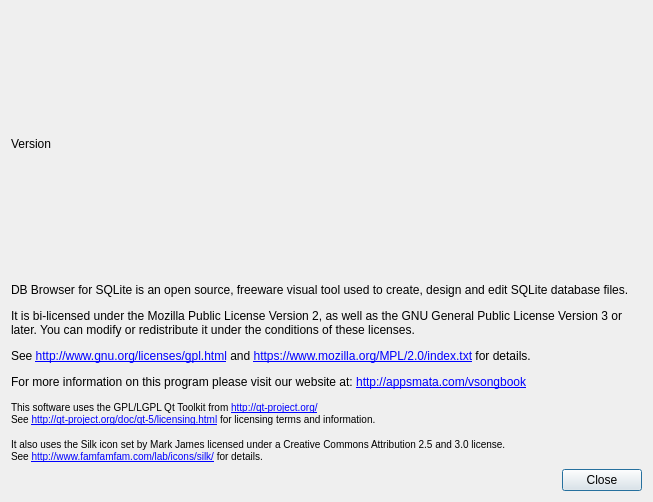
Old version of the form src/AboutDialog.ui in the repository AppSmata/vSongBook4pc.
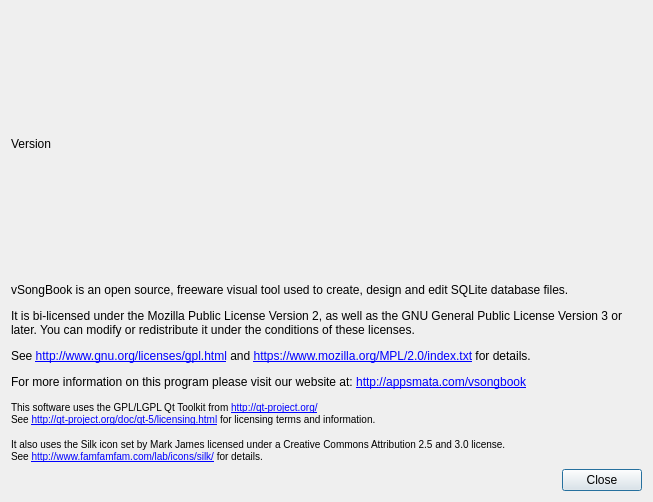
New version of the form. Icons and pictures are not drawn.

```diff
--- a/src/AboutDialog.ui
+++ b/src/AboutDialog.ui
@@ -99,7 +99,7 @@
    <item>
     <widget class="QLabel" name="label">
      <property name="text">
-      <string>&lt;html&gt;&lt;head/&gt;&lt;body&gt;&lt;p&gt;DB Browser for SQLite is an open source, freeware visual tool used to create, design and edit SQLite database files.&lt;/p&gt;&lt;p&gt;It is bi-licensed under the Mozilla Public License Version 2, as well as the GNU General Public License Version 3 or later. You can modify or redistribute it under the conditions of these licenses.&lt;/p&gt;&lt;p&gt;See &lt;a href=&quot;http://www.gnu.org/licenses/gpl.html&quot;&gt;http://www.gnu.org/licenses/gpl.html&lt;/a&gt; and &lt;a href=&quot;https://www.mozilla.org/MPL/2.0/index.txt&quot;&gt;https://www.mozilla.org/MPL/2.0/index.txt&lt;/a&gt; for details.&lt;/p&gt;&lt;p&gt;For more information on this program please visit our website at: &lt;a href=&quot;http://appsmata.com/vsongbook&quot;&gt;http://appsmata.com/vsongbook&lt;/a&gt;&lt;/p&gt;&lt;p&gt;&lt;span style=&quot; font-size:small;&quot;&gt;This software uses the GPL/LGPL Qt Toolkit from &lt;/span&gt;&lt;a href=&quot;http://qt-project.org/&quot;&gt;&lt;span style=&quot; font-size:small;&quot;&gt;http://qt-project.org/&lt;/span&gt;&lt;/a&gt;&lt;span style=&quot; font-size:small;&quot;&gt;&lt;br/&gt;See &lt;/span&gt;&lt;a href=&quot;http://qt-project.org/doc/qt-5/licensing.html&quot;&gt;&lt;span style=&quot; font-size:small;&quot;&gt;http://qt-project.org/doc/qt-5/licensing.html&lt;/span&gt;&lt;/a&gt;&lt;span style=&quot; font-size:small;&quot;&gt; for licensing terms and information.&lt;/span&gt;&lt;/p&gt;&lt;p&gt;&lt;span style=&quot; font-size:small;&quot;&gt;It also uses the Silk icon set by Mark James licensed under a Creative Commons Attribution 2.5 and 3.0 license.&lt;br/&gt;See &lt;/span&gt;&lt;a href=&quot;http://www.famfamfam.com/lab/icons/silk/&quot;&gt;&lt;span style=&quot; font-size:small;&quot;&gt;http://www.famfamfam.com/lab/icons/silk/&lt;/span&gt;&lt;/a&gt;&lt;span style=&quot; font-size:small;&quot;&gt; for details.&lt;/span&gt;&lt;/p&gt;&lt;/body&gt;&lt;/html&gt;</string>
+      <string>&lt;html&gt;&lt;head/&gt;&lt;body&gt;&lt;p&gt;vSongBook is an open source, freeware visual tool used to create, design and edit SQLite database files.&lt;/p&gt;&lt;p&gt;It is bi-licensed under the Mozilla Public License Version 2, as well as the GNU General Public License Version 3 or later. You can modify or redistribute it under the conditions of these licenses.&lt;/p&gt;&lt;p&gt;See &lt;a href=&quot;http://www.gnu.org/licenses/gpl.html&quot;&gt;http://www.gnu.org/licenses/gpl.html&lt;/a&gt; and &lt;a href=&quot;https://www.mozilla.org/MPL/2.0/index.txt&quot;&gt;https://www.mozilla.org/MPL/2.0/index.txt&lt;/a&gt; for details.&lt;/p&gt;&lt;p&gt;For more information on this program please visit our website at: &lt;a href=&quot;http://appsmata.com/vsongbook&quot;&gt;http://appsmata.com/vsongbook&lt;/a&gt;&lt;/p&gt;&lt;p&gt;&lt;span style=&quot; font-size:small;&quot;&gt;This software uses the GPL/LGPL Qt Toolkit from &lt;/span&gt;&lt;a href=&quot;http://qt-project.org/&quot;&gt;&lt;span style=&quot; font-size:small;&quot;&gt;http://qt-project.org/&lt;/span&gt;&lt;/a&gt;&lt;span style=&quot; font-size:small;&quot;&gt;&lt;br/&gt;See &lt;/span&gt;&lt;a href=&quot;http://qt-project.org/doc/qt-5/licensing.html&quot;&gt;&lt;span style=&quot; font-size:small;&quot;&gt;http://qt-project.org/doc/qt-5/licensing.html&lt;/span&gt;&lt;/a&gt;&lt;span style=&quot; font-size:small;&quot;&gt; for licensing terms and information.&lt;/span&gt;&lt;/p&gt;&lt;p&gt;&lt;span style=&quot; font-size:small;&quot;&gt;It also uses the Silk icon set by Mark James licensed under a Creative Commons Attribution 2.5 and 3.0 license.&lt;br/&gt;See &lt;/span&gt;&lt;a href=&quot;http://www.famfamfam.com/lab/icons/silk/&quot;&gt;&lt;span style=&quot; font-size:small;&quot;&gt;http://www.famfamfam.com/lab/icons/silk/&lt;/span&gt;&lt;/a&gt;&lt;span style=&quot; font-size:small;&quot;&gt; for details.&lt;/span&gt;&lt;/p&gt;&lt;/body&gt;&lt;/html&gt;</string>
      </property>
      <property name="alignment">
       <set>Qt::AlignLeading|Qt::AlignLeft|Qt::AlignTop</set>
```
Left out of the diff: 2 changed lines with no effect on the pictures.
